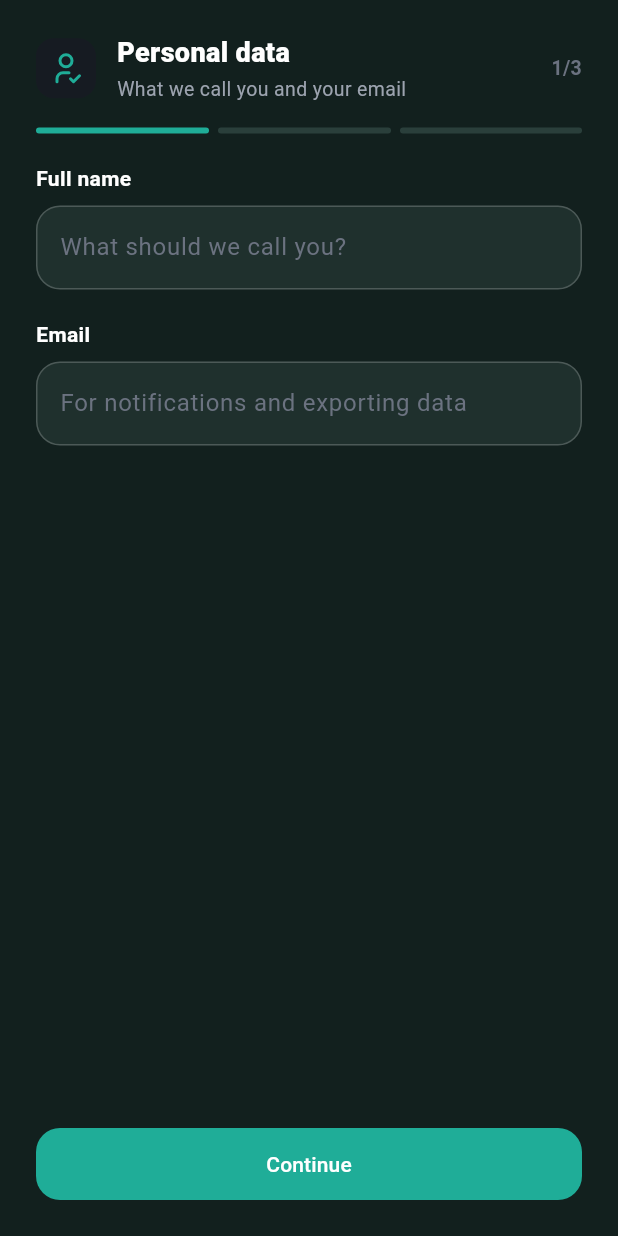
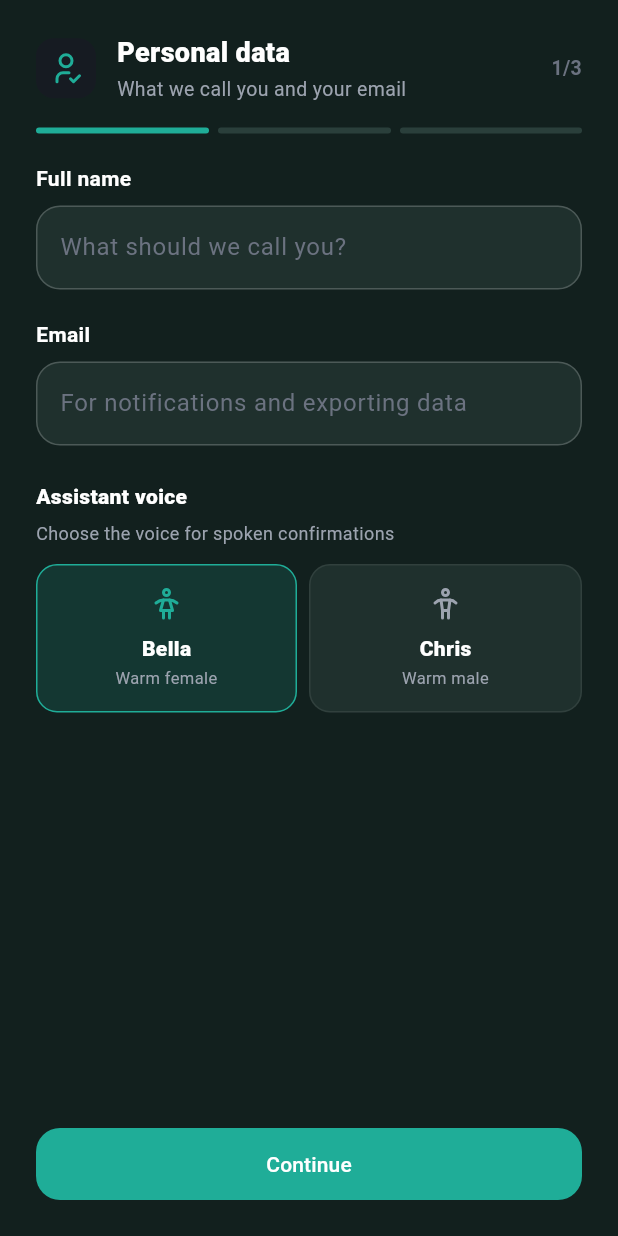
Before and after one commit to Alsahim0420/Billey, a Flutter app: the ProfileSetupScreen screen opened directly, on a phone screen of 412 x 824 dp. Run offline on Flutter 3.47's test engine with Material 3 defaults, Android fonts, the phone set to English and light mode, and no system bars; our stand-ins replace cloud_firestore, csv, firebase_auth, firebase_core, fl_chart, flutter_local_notifications and 14 more; missing offline and left inert: cryptography, record, zxing2; accounts and stored records are empty; statements that could not run were skipped.

Commit message:
feat(speech): add assistant voice selection

```diff
--- /dev/null
+++ b/lib/features/speech/application/speech_voice_provider.dart
@@ -0,0 +1,54 @@
+import 'package:flutter/foundation.dart';
+import 'package:shared_preferences/shared_preferences.dart';
+
+class SpeechVoiceOption {
+  const SpeechVoiceOption({
+    required this.id,
+    required this.name,
+    required this.isFemale,
+  });
+
+  final String id;
+  final String name;
+  final bool isFemale;
+}
+
+class SpeechVoiceProvider extends ChangeNotifier {
+  static const _storageKey = 'billey_speech_voice_id';
+
+  static const femaleVoice = SpeechVoiceOption(
+    id: 'hpp4J3VqNfWAUOO0d1Us',
+    name: 'Bella',
+    isFemale: true,
+  );
+
+  static const maleVoice = SpeechVoiceOption(
+    id: 'iP95p4xoKVk53GoZ742B',
+    name: 'Chris',
+    isFemale: false,
+  );
+
+  static const options = [femaleVoice, maleVoice];
+
+  SpeechVoiceOption _selectedVoice = femaleVoice;
+
+  SpeechVoiceOption get selectedVoice => _selectedVoice;
+  String get selectedVoiceId => _selectedVoice.id;
+
+  Future<void> initialize() async {
+    final preferences = await SharedPreferences.getInstance();
+    final savedId = preferences.getString(_storageKey);
+    _selectedVoice = options.firstWhere(
+      (voice) => voice.id == savedId,
+      orElse: () => femaleVoice,
+    );
+  }
+
+  Future<void> selectVoice(SpeechVoiceOption voice) async {
+    if (_selectedVoice.id == voice.id) return;
+    final preferences = await SharedPreferences.getInstance();
+    await preferences.setString(_storageKey, voice.id);
+    _selectedVoice = voice;
+    notifyListeners();
+  }
+}
--- /dev/null
+++ b/lib/features/speech/presentation/speech_voice_selector.dart
@@ -0,0 +1,98 @@
+import 'package:flutter/material.dart';
+import 'package:flutter_tabler_icons/flutter_tabler_icons.dart';
+import 'package:provider/provider.dart';
+
+import '../../../l10n/l10n_extensions.dart';
+import '../../../theme/colors/app_colors.dart';
+import '../application/speech_voice_provider.dart';
+
+class SpeechVoiceSelector extends StatelessWidget {
+  const SpeechVoiceSelector({super.key});
+
+  @override
+  Widget build(BuildContext context) {
+    final l10n = context.l10n;
+    final provider = context.watch<SpeechVoiceProvider>();
+
+    return Column(
+      crossAxisAlignment: CrossAxisAlignment.start,
+      children: [
+        Text(
+          l10n.assistantVoice,
+          style: TextStyle(
+            color: AppColors.textPrimary,
+            fontSize: 14,
+            fontWeight: FontWeight.w800,
+          ),
+        ),
+        const SizedBox(height: 6),
+        Text(
+          l10n.assistantVoiceDescription,
+          style: TextStyle(color: AppColors.textSecondary, fontSize: 12),
+        ),
+        const SizedBox(height: 12),
+        Row(
+          children: SpeechVoiceProvider.options.map((voice) {
+            final selected = provider.selectedVoice.id == voice.id;
+            final description = voice.isFemale
+                ? l10n.assistantFemaleVoice
+                : l10n.assistantMaleVoice;
+            return Expanded(
+              child: Padding(
+                padding: EdgeInsets.only(
+                  right: voice == SpeechVoiceProvider.options.first ? 8 : 0,
+                ),
+                child: InkWell(
+                  borderRadius: BorderRadius.circular(14),
+                  onTap: () => provider.selectVoice(voice),
+                  child: AnimatedContainer(
+                    duration: const Duration(milliseconds: 180),
+                    padding: const EdgeInsets.all(14),
+                    decoration: BoxDecoration(
+                      color: selected
+                          ? AppColors.primaryColor.withValues(alpha: 0.16)
+                          : AppColors.surfaceInput,
+                      borderRadius: BorderRadius.circular(14),
+                      border: Border.all(
+                        color: selected
+                            ? AppColors.primaryColor
+                            : AppColors.borderSubtle,
+                      ),
+                    ),
+                    child: Column(
+                      children: [
+                        Icon(
+                          voice.isFemale ? TablerIcons.woman : TablerIcons.man,
+                          color: selected
+                              ? AppColors.primaryColor
+                              : AppColors.textSecondary,
+                        ),
+                        const SizedBox(height: 7),
+                        Text(
+                          voice.name,
+                          style: TextStyle(
+                            color: AppColors.textPrimary,
+                            fontWeight: FontWeight.w800,
+                          ),
+                        ),
+                        const SizedBox(height: 2),
+                        Text(
+                          description,
+                          textAlign: TextAlign.center,
+                          style: TextStyle(
+                            color: AppColors.textSecondary,
+                            fontSize: 11,
+                          ),
+                        ),
+                      ],
+                    ),
+                  ),
+                ),
+              ),
+            );
+          }).toList(),
+        ),
+      ],
+    );
+  }
+}
--- a/lib/features/speech/speech_dependencies.dart
+++ b/lib/features/speech/speech_dependencies.dart
@@ -1,6 +1,7 @@
 import 'package:http/http.dart' as http;
 
 import 'application/speech_assistant_controller.dart';
+import 'application/speech_voice_provider.dart';
 import 'config/eleven_labs_config.dart';
 import 'config/encrypted_environment_secret_provider.dart';
 import 'data/eleven_labs_remote_data_source.dart';
@@ -13,13 +14,16 @@ import 'services/record_audio_recorder_service.dart';
 class SpeechDependencies {
   const SpeechDependencies._();
 
-  static Future<SpeechAssistantController> initialize() async {
+  static Future<SpeechAssistantController> initialize({
+    required SpeechVoiceProvider voiceProvider,
+  }) async {
     final secrets = EncryptedEnvironmentSecretProvider();
     await secrets.initialize();
     final config = ElevenLabsConfig.fromSecrets(secrets);
     final remoteDataSource = HttpElevenLabsRemoteDataSource(
       config: config,
       client: http.Client(),
+      voiceIdProvider: () => voiceProvider.selectedVoiceId,
     );
     final repository = ElevenLabsSpeechRepository(remoteDataSource);
     return SpeechAssistantController(
--- a/lib/l10n/app_en.arb
+++ b/lib/l10n/app_en.arb
@@ -560,5 +560,9 @@
   "coupleFrom": "From",
   "coupleFor": "For",
   "coupleExpenses": "Expenses",
-  "coupleNoExpensesYet": "No expenses in this transfer yet"
+  "coupleNoExpensesYet": "No expenses in this transfer yet",
+  "assistantVoice": "Assistant voice",
+  "assistantVoiceDescription": "Choose the voice for spoken confirmations",
+  "assistantFemaleVoice": "Warm female",
+  "assistantMaleVoice": "Warm male"
 }
--- a/lib/l10n/app_es.arb
+++ b/lib/l10n/app_es.arb
@@ -450,5 +450,9 @@
   "coupleFrom": "De",
   "coupleFor": "Para",
   "coupleExpenses": "Gastos",
-  "coupleNoExpensesYet": "Aún no hay gastos en este aporte"
+  "coupleNoExpensesYet": "Aún no hay gastos en este aporte",
+  "assistantVoice": "Voz del asistente",
+  "assistantVoiceDescription": "Elige la voz para las confirmaciones habladas",
+  "assistantFemaleVoice": "Femenina cálida",
+  "assistantMaleVoice": "Masculina cálida"
 }
--- a/lib/l10n/app_localizations.dart
+++ b/lib/l10n/app_localizations.dart
@@ -2557,6 +2557,30 @@ abstract class AppLocalizations {
   /// In en, this message translates to:
   /// **'No expenses in this transfer yet'**
   String get coupleNoExpensesYet;
+
+  /// No description provided for @assistantVoice.
+  ///
+  /// In en, this message translates to:
+  /// **'Assistant voice'**
+  String get assistantVoice;
+
+  /// No description provided for @assistantVoiceDescription.
+  ///
+  /// In en, this message translates to:
+  /// **'Choose the voice for spoken confirmations'**
+  String get assistantVoiceDescription;
+
+  /// No description provided for @assistantFemaleVoice.
+  ///
+  /// In en, this message translates to:
+  /// **'Warm female'**
+  String get assistantFemaleVoice;
+
+  /// No description provided for @assistantMaleVoice.
+  ///
+  /// In en, this message translates to:
+  /// **'Warm male'**
+  String get assistantMaleVoice;
 }
 
 class _AppLocalizationsDelegate
--- a/lib/l10n/app_localizations_en.dart
+++ b/lib/l10n/app_localizations_en.dart
@@ -1333,4 +1333,17 @@ class AppLocalizationsEn extends AppLocalizations {
 
   @override
   String get coupleNoExpensesYet => 'No expenses in this transfer yet';
+
+  @override
+  String get assistantVoice => 'Assistant voice';
+
+  @override
+  String get assistantVoiceDescription =>
+      'Choose the voice for spoken confirmations';
+
+  @override
+  String get assistantFemaleVoice => 'Warm female';
+
+  @override
+  String get assistantMaleVoice => 'Warm male';
 }
--- a/lib/screens/profile_setup_screen.dart
+++ b/lib/screens/profile_setup_screen.dart
@@ -9,6 +9,7 @@ import 'package:flutter_tabler_icons/flutter_tabler_icons.dart';
 import 'package:provider/provider.dart';
 import 'package:shared_preferences/shared_preferences.dart';
 
+import '../features/speech/presentation/speech_voice_selector.dart';
 import '../models/savings_goal_style.dart';
 import '../providers/currency_provider.dart';
 import '../providers/income_distribution_provider.dart';
@@ -448,6 +449,8 @@ class _ProfileSetupScreenState extends State<ProfileSetupScreen> {
             return null;
           },
         ),
+        const SizedBox(height: 24),
+        const SpeechVoiceSelector(),
       ],
     );
   }
```
Also changed, not shown: lib/features/speech/data/eleven_labs_remote_data_source.dart (+7 -3 lines), lib/l10n/app_localizations_es.dart (+13 -0 lines), lib/main.dart (+8 -1 lines), lib/screens/profile_screen.dart (+34 -6 lines), 2 other files.
